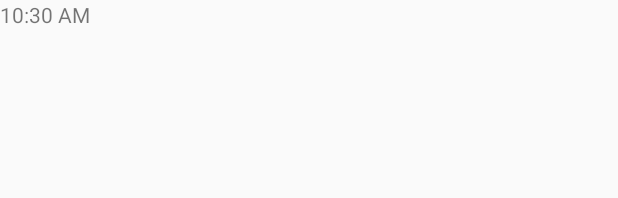
After one commit to hoho870515/android, an Android app: the layout clock.xml on its own in the app's theme, with its tools: preview values and no code run, on a phone screen of 412 x 824 dp. The commit adds this screen. Shown: the top 198 px of the screen. Run offline under Robolectric (Android 15) with nearby library versions, the phone set to English and light mode, and no system bars.

Commit message:
時鐘程式碼

```diff
--- a/d0672182/app/src/main/java/com/example/user/myapplication2/MainActivity.java
+++ b/d0672182/app/src/main/java/com/example/user/myapplication2/MainActivity.java
@@ -35,7 +35,7 @@ public class MainActivity extends AppCompatActivity {
         return true;
     }
 
-    @Override
+    /*@Override
     public boolean onOptionsItemSelected(MenuItem item) {
         // Handle action bar item clicks here. The action bar will
         // automatically handle clicks on the Home/Up button, so long
@@ -48,5 +48,5 @@ public class MainActivity extends AppCompatActivity {
         }
 
         return super.onOptionsItemSelected(item);
-    }
+    }*/
 }
--- /dev/null
+++ b/d0672182/app/src/main/res/layout/clock.xml
@@ -0,0 +1,14 @@
+<?xml version="1.0" encoding="utf-8"?>
+<LinearLayout xmlns:android="http://schemas.android.com/apk/res/android"
+    android:layout_width="match_parent"
+    android:layout_height="match_parent">
+
+
+    <DigitalClock
+        android:layout_width="wrap_content"
+        android:layout_height="wrap_content"
+        android:id="@+id/txtClock"
+        android:layout_alignParentLeft="true"
+        android:layout_alignParentStart="true" />
+
+</LinearLayout>
```
Also changed, not shown: d0672182/app/src/main/java/com/example/user/myapplication2/ClockActivity.java (added, +17 -0 lines).
